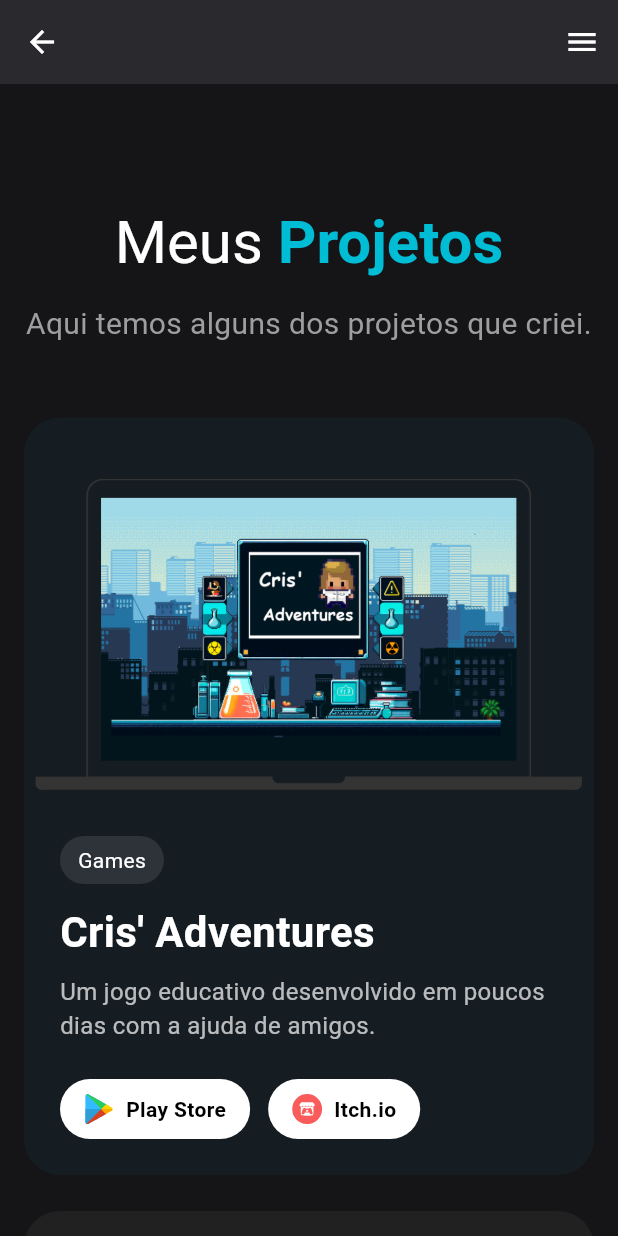
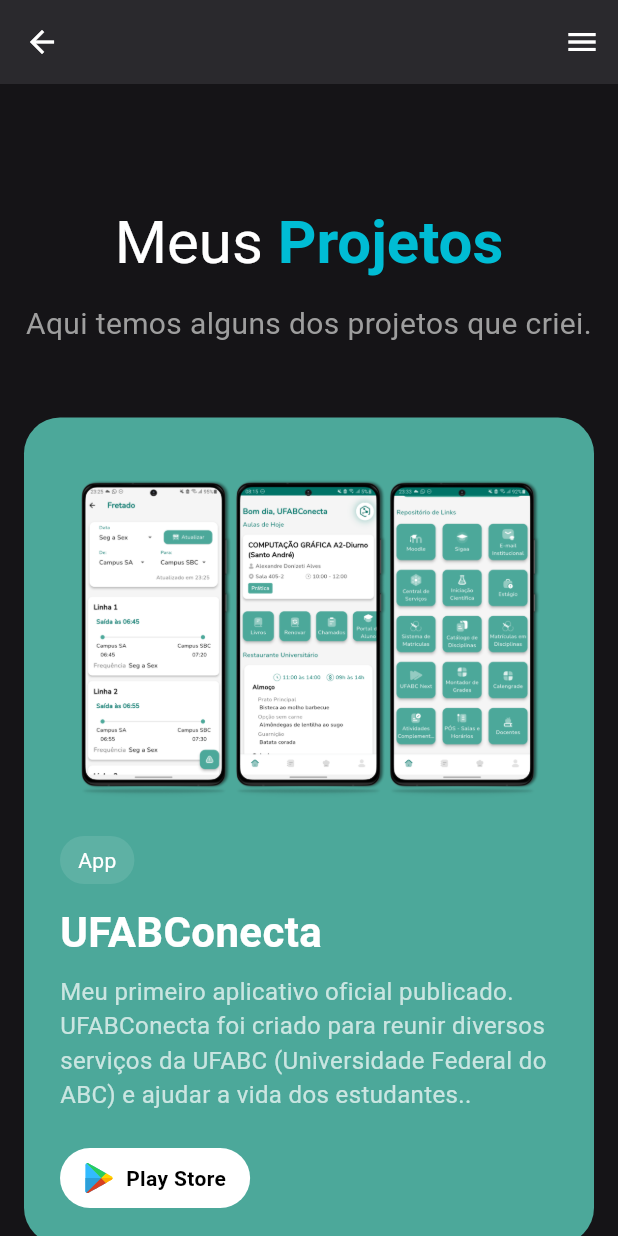
Before and after one commit to Lucack/Portfolio, a Flutter app: the ProjectsSection screen opened directly, on a phone screen of 412 x 824 dp. Run offline on Flutter 3.47's test engine with Material 3 defaults, Android fonts, the phone set to English and light mode, and no system bars; our stand-ins replace animated_text_kit, flutter_svg, font_awesome_flutter; missing offline and left inert: dart:html, syncfusion_flutter_pdfviewer; project files that could hold a hidden picture were left out.

Commit message:
Add UFABConecta

```diff
--- a/lib/components/about/AboutMe.dart
+++ b/lib/components/about/AboutMe.dart
@@ -27,7 +27,7 @@
         const SizedBox(height: 16),
         Flexible(
           child: const Text(
-            'Atualmente sou estudante da UFABC no curso de Ciência da Computação e estou procurando por um emprego.',
+            'Atualmente sou estudante da UFABC no curso de Ciência da Computação.',
             style: TextStyle(fontSize: 18),
             overflow: TextOverflow.visible,
           ),
--- a/lib/screens/projects.dart
+++ b/lib/screens/projects.dart
@@ -63,8 +63,16 @@
   List<Widget> _buildProjectCards({bool isDesktop = false}) {
     final projects = [
       {
+        'title': 'UFABConecta',
+        'category': 'App',
+        'description': 'Meu primeiro aplicativo oficial publicado. UFABConecta foi criado para reunir diversos serviços da UFABC (Universidade Federal do ABC) e ajudar a vida dos estudantes..',
+        'imagePath': 'assets/images/mobile.png',
+        'backgroundColor': Color(0xFF4CA89A),
+        'links': [Link('Play Store', 'https://play.google.com/store/apps/details?id=com.lucack.ufabconecta&hl=pt_BR', playStore)],
+      },
+      {
         'title': 'Cris\' Adventures',
-        'category': 'Games',
+        'category': 'Game',
         'description': 'Um jogo educativo desenvolvido em poucos dias com a ajuda de amigos.',
         'imagePath': 'assets/images/cris.png',
         'backgroundColor': Color(0xFF151C22),
@@ -75,7 +83,7 @@
       },
       {
         'title': 'Pong Game',
-        'category': 'Games',
+        'category': 'Game',
         'description': 'Meu segundo jogo desenvolvido em Python utilizando Kivy.',
         'imagePath': 'assets/images/ponggame.png',
         'backgroundColor': Colors.grey.shade900,
@@ -83,7 +91,7 @@
       },
       {
         'title': 'Bounce Game',
-        'category': 'Games',
+        'category': 'Game',
         'description': 'Meu primeiro jogo desenvolvido do zero em Python.',
         'imagePath': 'assets/images/bouncegame.png',
         'backgroundColor': Colors.grey.shade800,
@@ -207,7 +215,7 @@
       aspectRatio: 16 / 9,
       child: Image.asset(
         imagePath,
-        fit: BoxFit.cover,
+        fit: BoxFit.contain,
       ),
     );
   }
```
Also changed, not shown: assets/images/mobile.png (added).
